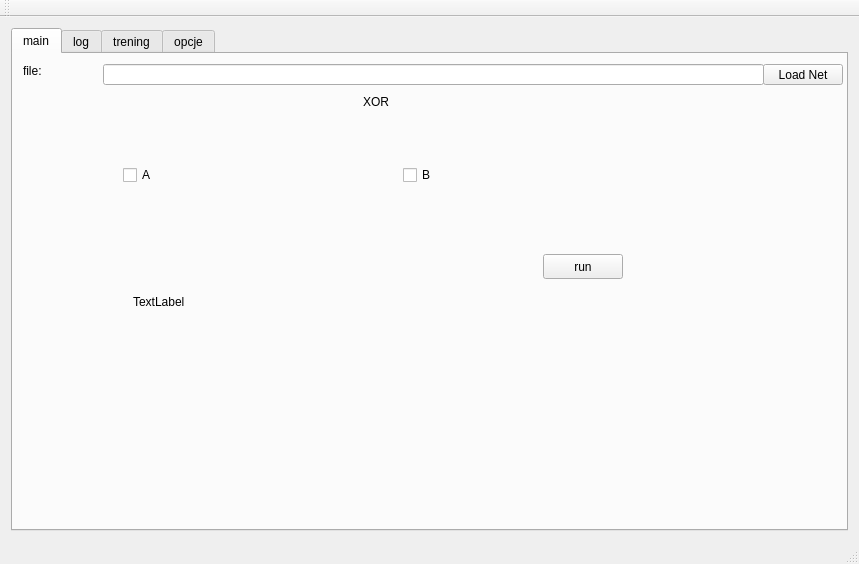
First picture: the form in fann-GUI/fann_gui.ui, repository cyniu88/QT_kurs, before the edit.
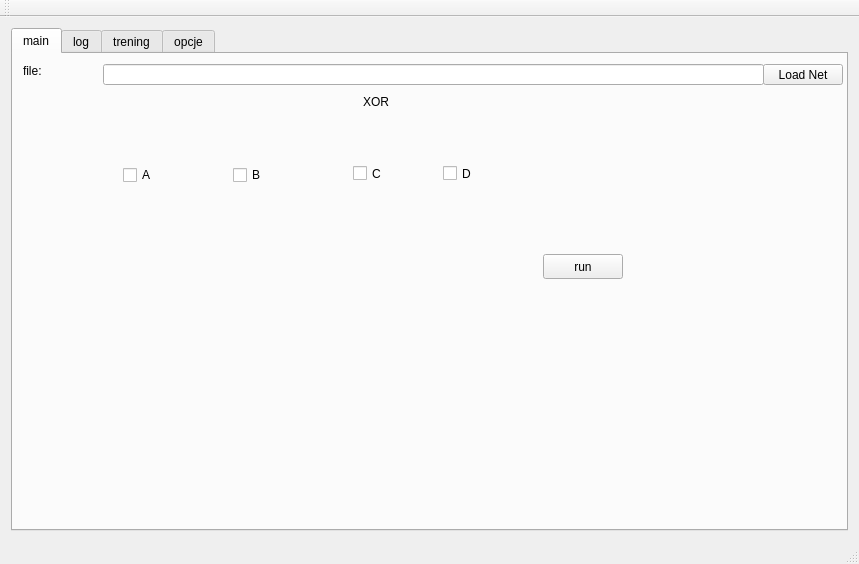
Second picture: the form after the edit. The open tabs and pages were chosen to show the change.

Commit message: dodano siec na 4 neurony

Patch:
```diff
--- a/fann-GUI/fann_gui.ui
+++ b/fann-GUI/fann_gui.ui
@@ -62,7 +62,7 @@
        <widget class="QCheckBox" name="checkBoxB">
         <property name="geometry">
          <rect>
-          <x>390</x>
+          <x>220</x>
           <y>110</y>
           <width>83</width>
           <height>22</height>
@@ -95,7 +95,7 @@
          </rect>
         </property>
         <property name="text">
-         <string>TextLabel</string>
+         <string/>
         </property>
        </widget>
        <widget class="QLabel" name="label_10">
@@ -134,6 +134,32 @@
          <string>Load Net</string>
         </property>
        </widget>
+       <widget class="QCheckBox" name="checkBoxC">
+        <property name="geometry">
+         <rect>
+          <x>340</x>
+          <y>110</y>
+          <width>72</width>
+          <height>19</height>
+         </rect>
+        </property>
+        <property name="text">
+         <string>C</string>
+        </property>
+       </widget>
+       <widget class="QCheckBox" name="checkBoxD">
+        <property name="geometry">
+         <rect>
+          <x>430</x>
+          <y>110</y>
+          <width>72</width>
+          <height>19</height>
+         </rect>
+        </property>
+        <property name="text">
+         <string>D</string>
+        </property>
+       </widget>
       </widget>
       <widget class="QWidget" name="tab_2">
        <attribute name="title">
```
Left out of the diff: 2 changed lines with no effect on the pictures. The commit also changes 2 other files.
